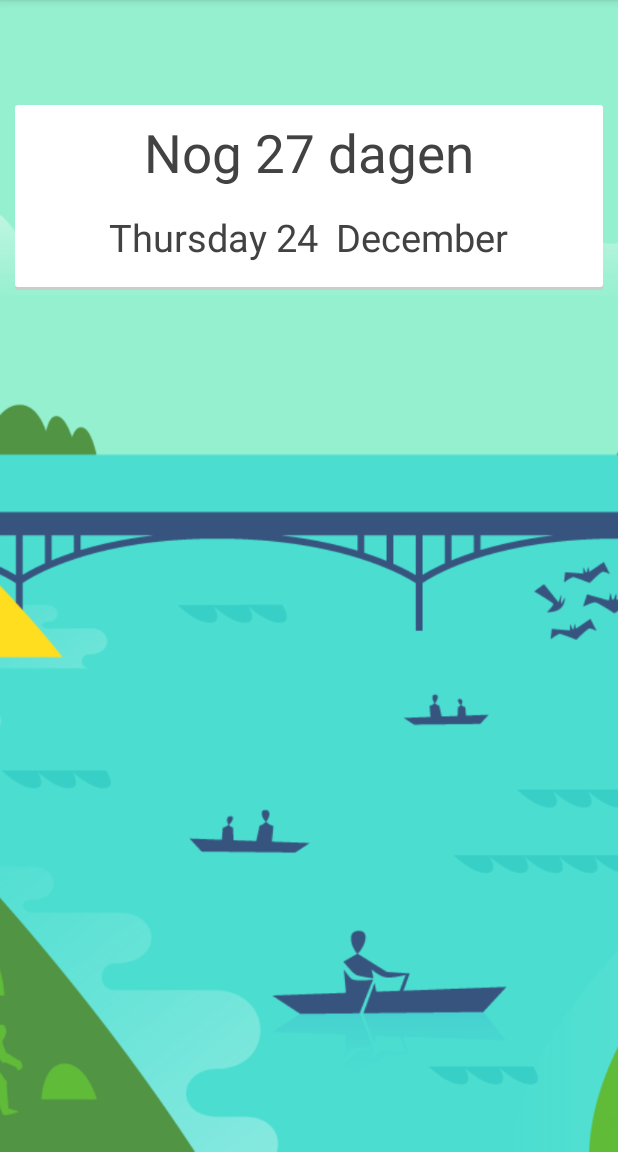
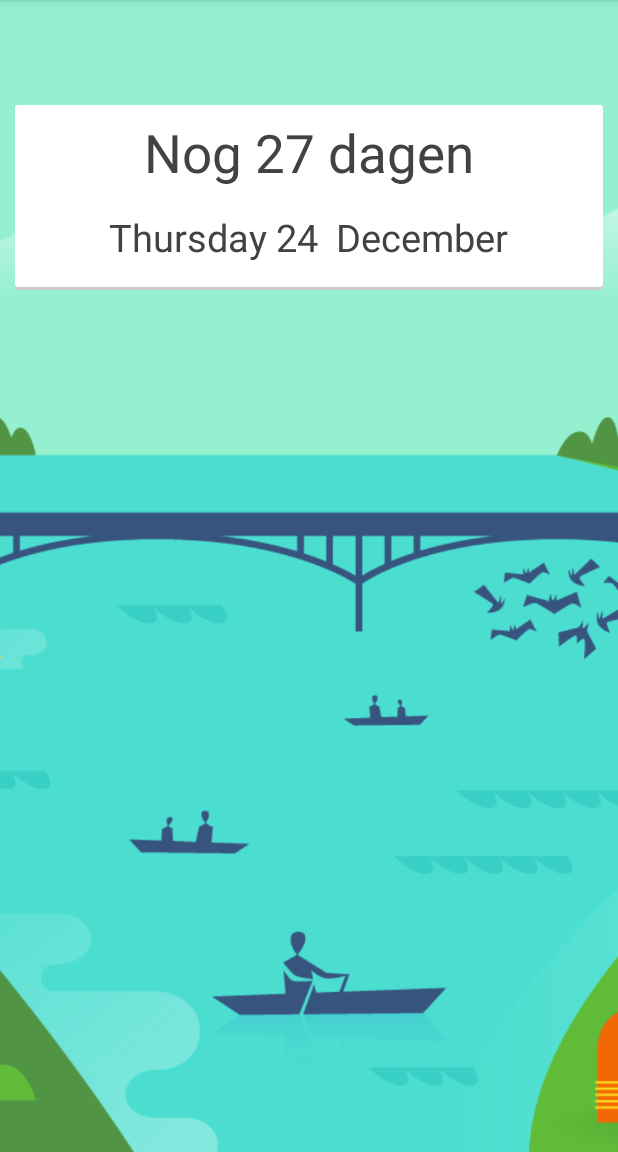
Before and after one commit to koenhendriks/WanneerStufi, an Android app: the screen it shows after launch (MainActivity), on a phone screen of 412 x 824 dp, the part 84-1236 px from its top. Run offline under Robolectric (Android 15) with nearby library versions, the phone set to English and light mode, and no system bars.

Commit message:
Added calculations of correct paydate with view to smartwatch and added background to activity

```diff
--- a/mobile/src/main/res/layout/activity_main.xml
+++ b/mobile/src/main/res/layout/activity_main.xml
@@ -12,7 +12,7 @@
         android:id="@+id/imageView"
         android:layout_centerVertical="true"
         android:layout_centerHorizontal="true"
-        android:src="@drawable/header"
+        android:src="@drawable/phonebg"
         android:scaleType="centerCrop"
         android:contentDescription="@string/background_image" />
 
```
Also changed, not shown: wear/src/main/java/com/koenhendriks/wanneerstufi/MainActivity.java (indentation only).
